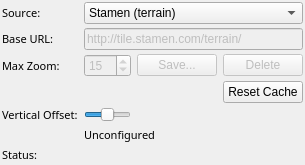
RobotnikAutomation/mapviz, file tile_map/src/tile_map_config.ui: the form before one commit.
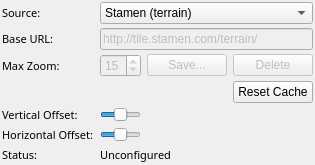
The form after the commit.

Patch:
```diff
--- a/tile_map/src/tile_map_config.ui
+++ b/tile_map/src/tile_map_config.ui
@@ -49,7 +49,7 @@
      </property>
     </widget>
    </item>
-   <item row="8" column="1" colspan="3">
+   <item row="9" column="1" colspan="3">
     <widget class="QLabel" name="status">
      <property name="font">
       <font>
@@ -185,6 +185,35 @@
      </property>
     </widget>
    </item>
+   <item row="8" column="0">
+    <widget class="QLabel" name="label_5">
+     <property name="font">
+      <font>
+       <family>Sans Serif</family>
+       <pointsize>8</pointsize>
+      </font>
+     </property>
+     <property name="text">
+      <string>Horizontal Offset:</string>
+     </property>
+    </widget>
+   </item>
+   <item row="8" column="1">
+    <widget class="QSlider" name="horizontal_offset">
+     <property name="minimum">
+      <number>-1000</number>
+     </property>
+     <property name="maximum">
+      <number>1000</number>
+     </property>
+     <property name="value">
+      <number>0</number>
+     </property>
+     <property name="orientation">
+      <enum>Qt::Horizontal</enum>
+     </property>
+    </widget>
+   </item>
    <item row="9" column="0">
     <widget class="QLabel" name="label_2">
      <property name="font">
```
